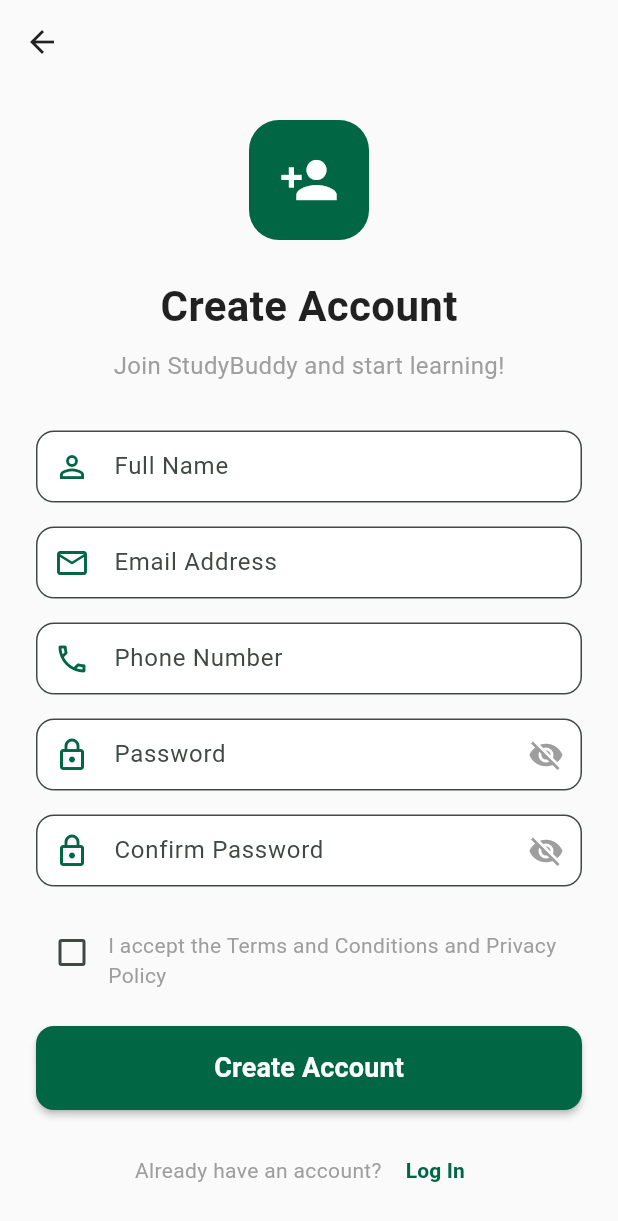
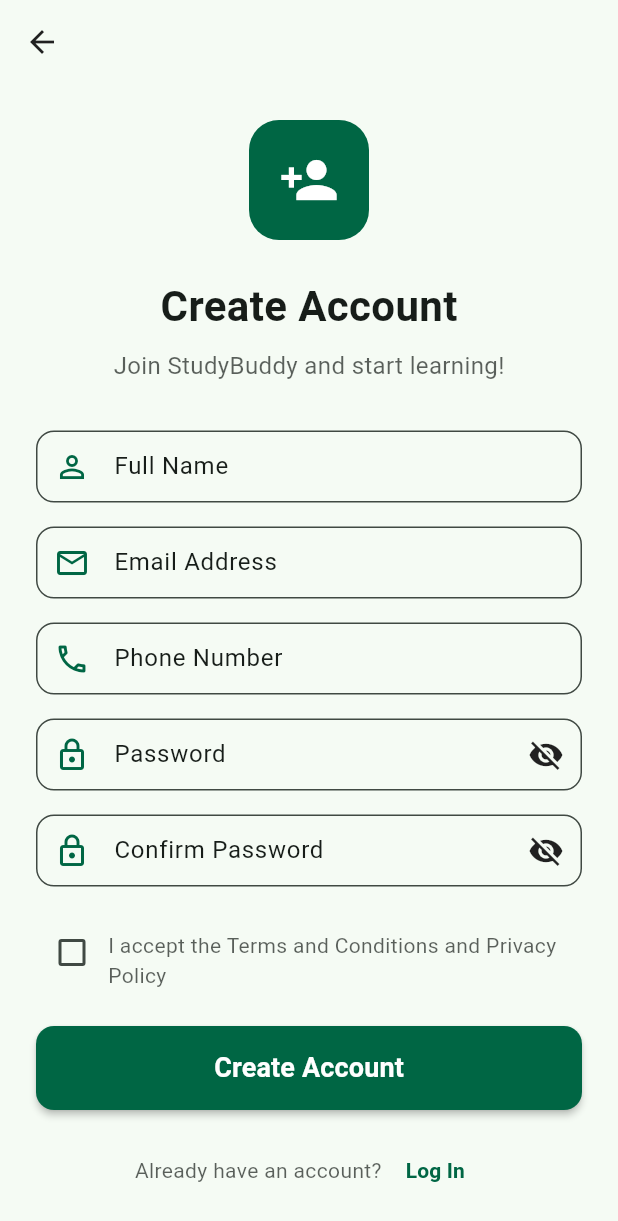
Before and after one commit to nethmipalliyaguruge/StuddyBuddy-Mobile-Application, a Flutter app: the screen it shows after launch, after a tap on "Log In", after a tap on "Sign Up", on a phone screen of 412 x 824 dp. Shown: the top 1221 px of the screen. Run offline on Flutter 3.47's test engine with Material 3 defaults, Android fonts, the phone set to English and light mode, and no system bars.

Commit message:
LoginPage and SignUpPage dark mode

```diff
--- a/lib/screens/LoginPage.dart
+++ b/lib/screens/LoginPage.dart
@@ -62,7 +62,7 @@ class _LoginpageState extends State<Loginpage> {
   @override
   Widget build(BuildContext context) {
     return Scaffold(
-      backgroundColor: Colors.grey[50],
+      backgroundColor: Theme.of(context).scaffoldBackgroundColor,
       body: SafeArea(
         child: SingleChildScrollView(
           child: Padding(
@@ -104,18 +104,23 @@ class _LoginpageState extends State<Loginpage> {
           child: const Icon(Icons.school, size: 40, color: Colors.white),
         ),
         const SizedBox(height: 24),
-        const Text(
+        Text(
           'Welcome to StudyBuddy!',
           style: TextStyle(
             fontSize: 28,
             fontWeight: FontWeight.bold,
-            color: Colors.black87,
+            color: Theme.of(context).textTheme.headlineMedium?.color,
           ),
         ),
         const SizedBox(height: 8),
-        const Text(
+        Text(
           'Please log in to continue.',
-          style: TextStyle(fontSize: 16, color: Colors.grey),
+          style: TextStyle(
+            fontSize: 16,
+            color: Theme.of(
+              context,
+            ).textTheme.bodyMedium?.color?.withOpacity(0.7),
+          ),
         ),
       ],
     );
@@ -146,17 +151,20 @@ class _LoginpageState extends State<Loginpage> {
       },
       decoration: InputDecoration(
         labelText: 'Email',
+        labelStyle: TextStyle(
+          color: Theme.of(context).textTheme.bodyMedium?.color,
+        ),
         prefixIcon: const Icon(Icons.email_outlined, color: kBrandGreen),
         border: OutlineInputBorder(
           borderRadius: BorderRadius.circular(12),
-          borderSide: BorderSide(color: Colors.grey.shade300),
+          borderSide: BorderSide(color: Theme.of(context).dividerColor),
         ),
         focusedBorder: OutlineInputBorder(
           borderRadius: BorderRadius.circular(12),
           borderSide: const BorderSide(color: kBrandGreen, width: 2),
         ),
         filled: true,
-        fillColor: Colors.white,
+        fillColor: Theme.of(context).cardColor,
       ),
     );
   }
@@ -176,11 +184,14 @@ class _LoginpageState extends State<Loginpage> {
       },
       decoration: InputDecoration(
         labelText: 'Password',
+        labelStyle: TextStyle(
+          color: Theme.of(context).textTheme.bodyMedium?.color,
+        ),
         prefixIcon: const Icon(Icons.lock_outlined, color: kBrandGreen),
         suffixIcon: IconButton(
           icon: Icon(
             isPasswordVisible ? Icons.visibility : Icons.visibility_off,
-            color: Colors.grey,
+            color: Theme.of(context).iconTheme.color,
           ),
           onPressed: () {
             setState(() {
@@ -190,14 +201,14 @@ class _LoginpageState extends State<Loginpage> {
         ),
         border: OutlineInputBorder(
           borderRadius: BorderRadius.circular(12),
-          borderSide: BorderSide(color: Colors.grey.shade300),
+          borderSide: BorderSide(color: Theme.of(context).dividerColor),
         ),
         focusedBorder: OutlineInputBorder(
           borderRadius: BorderRadius.circular(12),
           borderSide: const BorderSide(color: kBrandGreen, width: 2),
         ),
         filled: true,
-        fillColor: Colors.white,
+        fillColor: Theme.of(context).cardColor,
       ),
     );
   }
@@ -227,7 +238,12 @@ class _LoginpageState extends State<Loginpage> {
     return TextButton(
       onPressed: () {
         ScaffoldMessenger.of(context).showSnackBar(
-          const SnackBar(content: Text('Forgot password feature coming soon!')),
+          const SnackBar(
+            content: Text(
+              'Forgot password feature coming soon!',
+              style: TextStyle(color: Colors.white),
+            ),
+          ),
         );
       },
       child: const Text(
@@ -241,9 +257,13 @@ class _LoginpageState extends State<Loginpage> {
     return Row(
       mainAxisAlignment: MainAxisAlignment.center,
       children: [
-        const Text(
+        Text(
           "Don't have an account? ",
-          style: TextStyle(color: Colors.grey),
+          style: TextStyle(
+            color: Theme.of(
+              context,
+            ).textTheme.bodyMedium?.color?.withOpacity(0.7),
+          ),
         ),
         TextButton(
           onPressed: () async {
@@ -265,6 +285,7 @@ class _LoginpageState extends State<Loginpage> {
                   const SnackBar(
                     content: Text(
                       'Registration successful! You can now log in.',
+                      style: TextStyle(color: Colors.white),
                     ),
                     backgroundColor: kBrandGreen,
                   ),
@@ -288,8 +309,11 @@ class _LoginpageState extends State<Loginpage> {
 
       if (validateLogin(email, password)) {
         ScaffoldMessenger.of(context).showSnackBar(
-          const SnackBar(
-            content: Text('Login successful! Welcome to StudyBuddy!'),
+          SnackBar(
+            content: const Text(
+              'Login successful! Welcome to StudyBuddy!',
+              style: TextStyle(color: Colors.white),
+            ),
             backgroundColor: kBrandGreen,
           ),
         );
@@ -301,7 +325,10 @@ class _LoginpageState extends State<Loginpage> {
       } else {
         ScaffoldMessenger.of(context).showSnackBar(
           const SnackBar(
-            content: Text('Invalid email or password. Please try again.'),
+            content: Text(
+              'Invalid email or password. Please try again.',
+              style: TextStyle(color: Colors.white),
+            ),
             backgroundColor: Colors.red,
           ),
         );
--- a/lib/screens/SignUpPage.dart
+++ b/lib/screens/SignUpPage.dart
@@ -35,12 +35,15 @@ class _SignUpPageState extends State<SignUpPage> {
   @override
   Widget build(BuildContext context) {
     return Scaffold(
-      backgroundColor: Colors.grey[50],
+      backgroundColor: Theme.of(context).scaffoldBackgroundColor,
       appBar: AppBar(
         backgroundColor: Colors.transparent,
         elevation: 0,
         leading: IconButton(
-          icon: const Icon(Icons.arrow_back, color: Colors.black87),
+          icon: Icon(
+            Icons.arrow_back,
+            color: Theme.of(context).iconTheme.color,
+          ),
           onPressed: () => Navigator.pop(context),
         ),
       ),
@@ -84,18 +87,23 @@ class _SignUpPageState extends State<SignUpPage> {
           child: const Icon(Icons.person_add, size: 40, color: Colors.white),
         ),
         const SizedBox(height: 24),
-        const Text(
+        Text(
           'Create Account',
           style: TextStyle(
             fontSize: 28,
             fontWeight: FontWeight.bold,
-            color: Colors.black87,
+            color: Theme.of(context).textTheme.headlineMedium?.color,
           ),
         ),
         const SizedBox(height: 8),
-        const Text(
+        Text(
           'Join StudyBuddy and start learning!',
-          style: TextStyle(fontSize: 16, color: Colors.grey),
+          style: TextStyle(
+            fontSize: 16,
+            color: Theme.of(
+              context,
+            ).textTheme.bodyMedium?.color?.withOpacity(0.7),
+          ),
         ),
       ],
     );
@@ -173,11 +181,19 @@ class _SignUpPageState extends State<SignUpPage> {
       validator: validator,
       decoration: InputDecoration(
         labelText: label,
+        labelStyle: TextStyle(
+          color: Theme.of(context).textTheme.bodyMedium?.color,
+        ),
         hintText: hint,
+        hintStyle: TextStyle(
+          color: Theme.of(
+            context,
+          ).textTheme.bodyMedium?.color?.withOpacity(0.5),
+        ),
         prefixIcon: Icon(icon, color: kBrandGreen),
         border: OutlineInputBorder(
           borderRadius: BorderRadius.circular(12),
-          borderSide: BorderSide(color: Colors.grey.shade300),
+          borderSide: BorderSide(color: Theme.of(context).dividerColor),
         ),
         focusedBorder: OutlineInputBorder(
           borderRadius: BorderRadius.circular(12),
@@ -188,7 +204,7 @@ class _SignUpPageState extends State<SignUpPage> {
           borderSide: const BorderSide(color: Colors.red, width: 1),
         ),
         filled: true,
-        fillColor: Colors.white,
+        fillColor: Theme.of(context).cardColor,
       ),
     );
   }
@@ -207,18 +223,26 @@ class _SignUpPageState extends State<SignUpPage> {
       validator: validator,
       decoration: InputDecoration(
         labelText: label,
+        labelStyle: TextStyle(
+          color: Theme.of(context).textTheme.bodyMedium?.color,
+        ),
         hintText: hint,
+        hintStyle: TextStyle(
+          color: Theme.of(
+            context,
+          ).textTheme.bodyMedium?.color?.withOpacity(0.5),
+        ),
         prefixIcon: const Icon(Icons.lock_outlined, color: kBrandGreen),
         suffixIcon: IconButton(
           icon: Icon(
             isVisible ? Icons.visibility : Icons.visibility_off,
-            color: Colors.grey,
+            color: Theme.of(context).iconTheme.color,
           ),
           onPressed: onToggleVisibility,
         ),
         border: OutlineInputBorder(
           borderRadius: BorderRadius.circular(12),
-          borderSide: BorderSide(color: Colors.grey.shade300),
+          borderSide: BorderSide(color: Theme.of(context).dividerColor),
         ),
         focusedBorder: OutlineInputBorder(
           borderRadius: BorderRadius.circular(12),
@@ -229,7 +253,7 @@ class _SignUpPageState extends State<SignUpPage> {
           borderSide: const BorderSide(color: Colors.red, width: 1),
         ),
         filled: true,
-        fillColor: Colors.white,
+        fillColor: Theme.of(context).cardColor,
       ),
     );
   }
@@ -256,9 +280,14 @@ class _SignUpPageState extends State<SignUpPage> {
             },
             child: Padding(
               padding: const EdgeInsets.only(top: 9.0),
-              child: const Text(
+              child: Text(
                 'I accept the Terms and Conditions and Privacy Policy',
-                style: TextStyle(fontSize: 14, color: Colors.grey),
+                style: TextStyle(
+                  fontSize: 14,
+                  color: Theme.of(
+                    context,
+                  ).textTheme.bodyMedium?.color?.withOpacity(0.7),
+                ),
               ),
             ),
           ),
@@ -292,9 +321,13 @@ class _SignUpPageState extends State<SignUpPage> {
     return Row(
       mainAxisAlignment: MainAxisAlignment.center,
       children: [
-        const Text(
+        Text(
           'Already have an account? ',
-          style: TextStyle(color: Colors.grey),
+          style: TextStyle(
+            color: Theme.of(
+              context,
+            ).textTheme.bodyMedium?.color?.withOpacity(0.7),
+          ),
         ),
         TextButton(
           onPressed: () {
@@ -373,7 +406,10 @@ class _SignUpPageState extends State<SignUpPage> {
       if (!acceptTerms) {
         ScaffoldMessenger.of(context).showSnackBar(
           const SnackBar(
-            content: Text('Please accept the Terms and Conditions'),
+            content: Text(
+              'Please accept the Terms and Conditions',
+              style: TextStyle(color: Colors.white),
+            ),
             backgroundColor: Colors.red,
           ),
         );
@@ -391,6 +427,7 @@ class _SignUpPageState extends State<SignUpPage> {
         const SnackBar(
           content: Text(
             'Account created successfully! Redirecting to login...',
+            style: TextStyle(color: Colors.white),
           ),
           backgroundColor: kBrandGreen,
           duration: Duration(seconds: 2),
```
